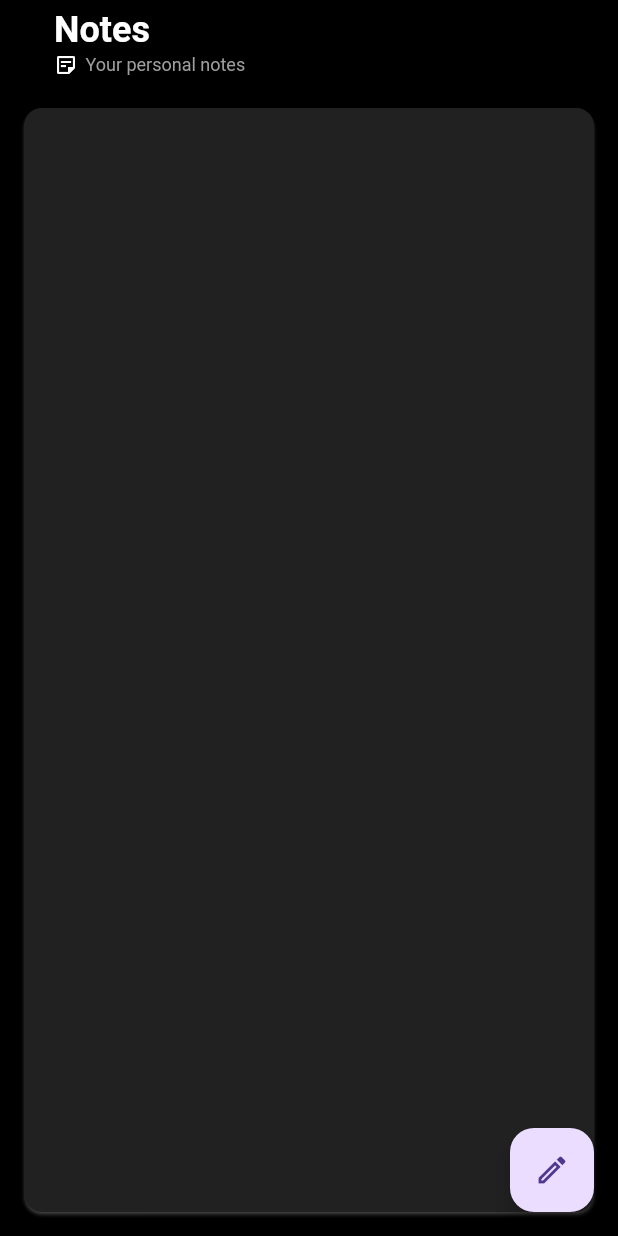
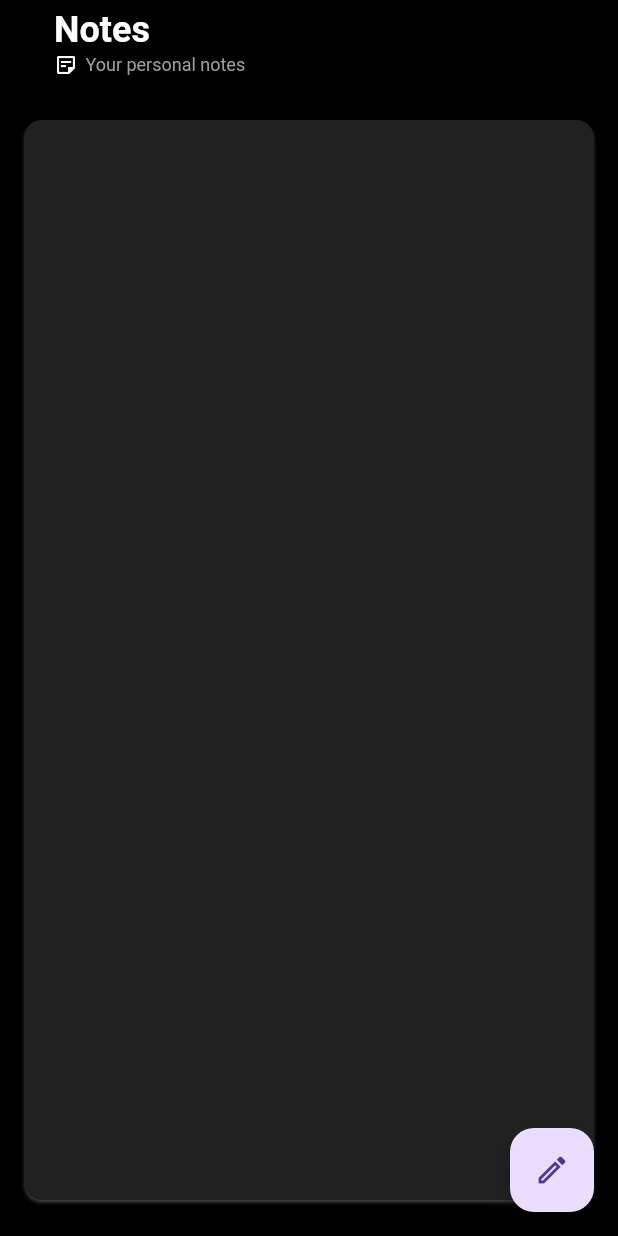
Before and after one commit to nazisharifi2025/mini-flutter-project-nots, a Flutter app: the screen it shows after launch, on a phone screen of 412 x 824 dp. Run offline on Flutter 3.47's test engine with Material 3 defaults, Android fonts, the phone set to English and light mode, and no system bars; our stand-ins replace sqflite; accounts and stored records are empty.

Commit message:
add new commit from style

```diff
--- a/lib/main.dart
+++ b/lib/main.dart
@@ -118,7 +118,7 @@ class _MyAppState extends State<MyApp> {
             ),
             backgroundColor: Colors.black,
             body: Padding(
-              padding: const EdgeInsets.all(12),
+              padding: const EdgeInsets.symmetric(horizontal: 12, vertical: 20),
               child: Card(
                 color: Colors.grey.shade900,
                 shadowColor: Colors.grey.shade400,
@@ -168,7 +168,7 @@ class _MyAppState extends State<MyApp> {
                                 finalDate.toString(),
                                 style: TextStyle(
                                   color: Colors.grey.shade400,
-                                  fontWeight: FontWeight.bold,
+                                  fontWeight: FontWeight.normal,
                                 ),
                               ),
                             ],
--- a/lib/pages/note_Description.dart
+++ b/lib/pages/note_Description.dart
@@ -25,6 +25,7 @@ class _NoteDetailsState extends State<NoteDetails> {
             child: MaterialButton(
               onPressed: () {
                 database.DeleteNote(widget.note["id"]);
+                Navigator.pop(context, true);
               },
               child: Text("Delete"),
               color: Colors.red,
```
